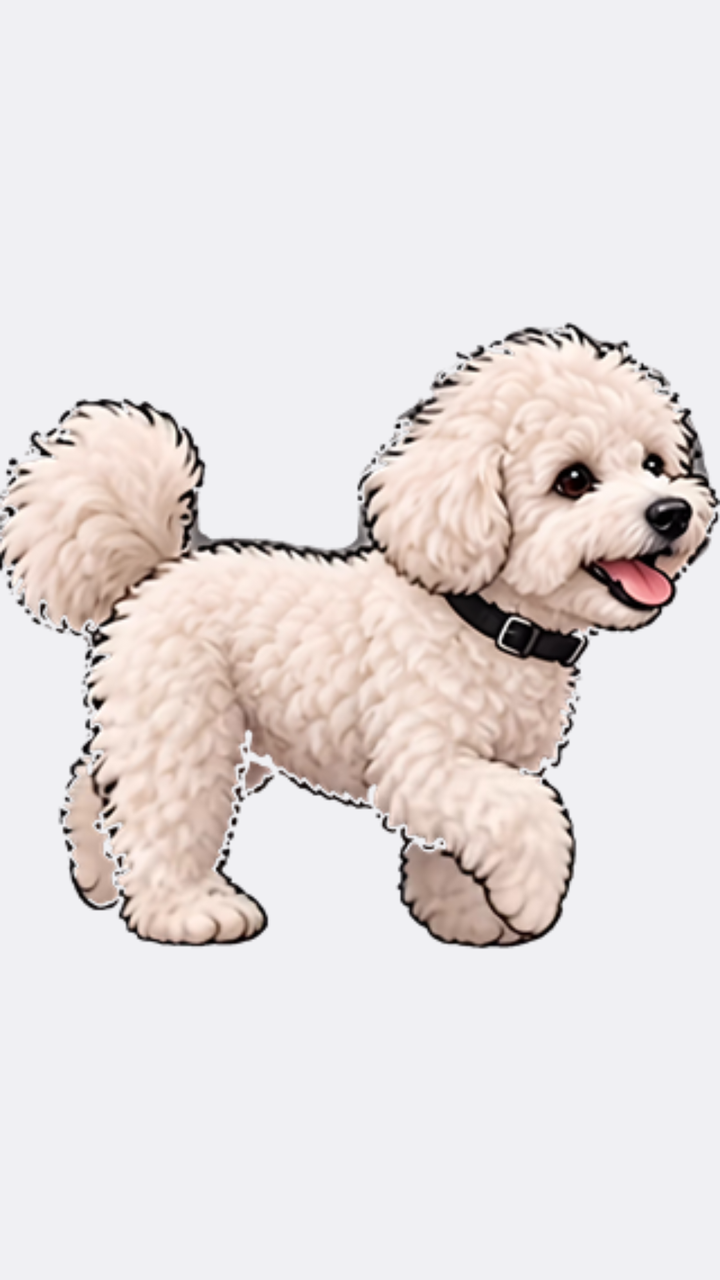
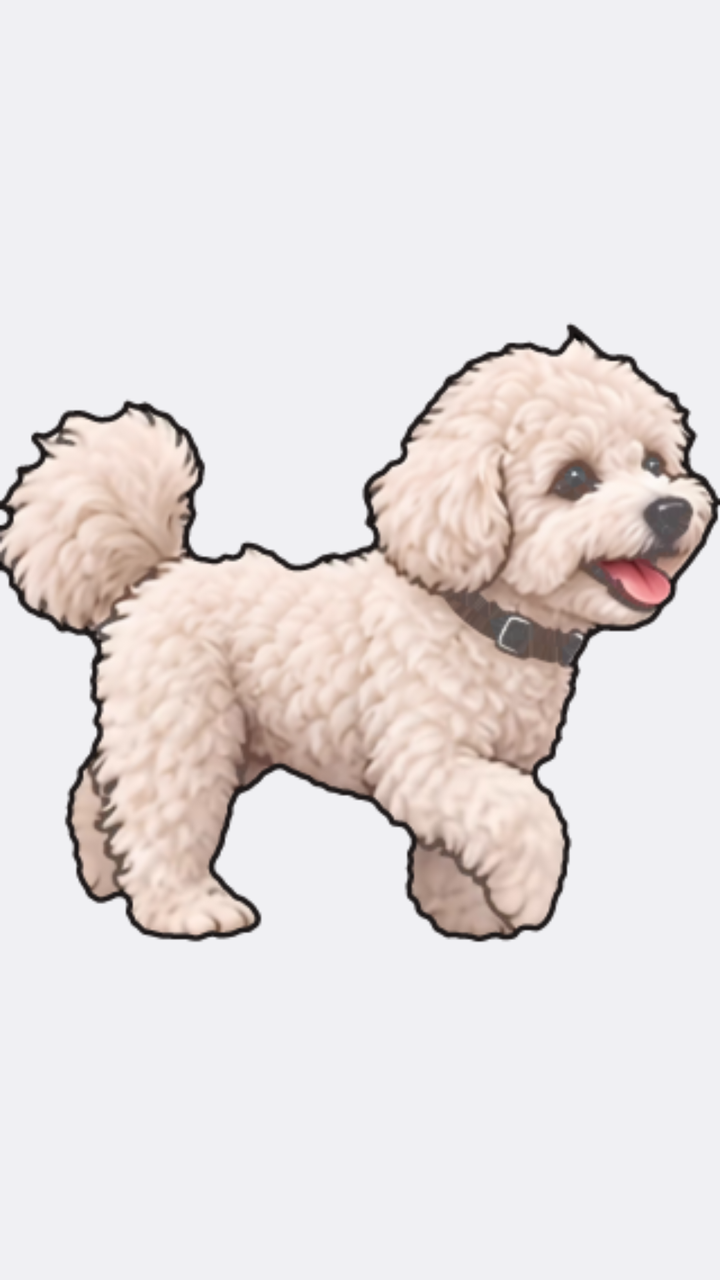

Screens rendered from an Android XML layout before and after an edit, with the pre-edit source and the edit as a unified diff.
<!-- AndroidManifest.xml: application theme Theme.LeoSync -->
<!-- res/layout/notif_dog_flipper.xml -->
<?xml version="1.0" encoding="utf-8"?>
<ViewFlipper xmlns:android="http://schemas.android.com/apk/res/android"
    android:layout_width="match_parent"
    android:layout_height="match_parent"
    android:autoStart="true"
    android:flipInterval="43">
    <ImageView android:layout_width="match_parent" android:layout_height="match_parent" android:scaleType="fitCenter" android:src="@drawable/anim_dog_01" />
    <ImageView android:layout_width="match_parent" android:layout_height="match_parent" android:scaleType="fitCenter" android:src="@drawable/anim_dog_02" />
    <ImageView android:layout_width="match_parent" android:layout_height="match_parent" android:scaleType="fitCenter" android:src="@drawable/anim_dog_03" />
    <ImageView android:layout_width="match_parent" android:layout_height="match_parent" android:scaleType="fitCenter" android:src="@drawable/anim_dog_04" />
    <ImageView android:layout_width="match_parent" android:layout_height="match_parent" android:scaleType="fitCenter" android:src="@drawable/anim_dog_05" />
    <ImageView android:layout_width="match_parent" android:layout_height="match_parent" android:scaleType="fitCenter" android:src="@drawable/anim_dog_06" />
    <ImageView android:layout_width="match_parent" android:layout_height="match_parent" android:scaleType="fitCenter" android:src="@drawable/anim_dog_07" />
    <ImageView android:layout_width="match_parent" android:layout_height="match_parent" android:scaleType="fitCenter" android:src="@drawable/anim_dog_08" />
    <ImageView android:layout_width="match_parent" android:layout_height="match_parent" android:scaleType="fitCenter" android:src="@drawable/anim_dog_09" />
    <ImageView android:layout_width="match_parent" android:layout_height="match_parent" android:scaleType="fitCenter" android:src="@drawable/anim_dog_10" />
    <ImageView android:layout_width="match_parent" android:layout_height="match_parent" android:scaleType="fitCenter" android:src="@drawable/anim_dog_11" />
    <ImageView android:layout_width="match_parent" android:layout_height="match_parent" android:scaleType="fitCenter" android:src="@drawable/anim_dog_12" />
    <ImageView android:layout_width="match_parent" android:layout_height="match_parent" android:scaleType="fitCenter" android:src="@drawable/anim_dog_13" />
    <ImageView android:layout_width="match_parent" android:layout_height="match_parent" android:scaleType="fitCenter" android:src="@drawable/anim_dog_14" />
    <ImageView android:layout_width="match_parent" android:layout_height="match_parent" android:scaleType="fitCenter" android:src="@drawable/anim_dog_15" />
    <ImageView android:layout_width="match_parent" android:layout_height="match_parent" android:scaleType="fitCenter" android:src="@drawable/anim_dog_16" />
    <ImageView android:layout_width="match_parent" android:layout_height="match_parent" android:scaleType="fitCenter" android:src="@drawable/anim_dog_17" />
    <ImageView android:layout_width="match_parent" android:layout_height="match_parent" android:scaleType="fitCenter" android:src="@drawable/anim_dog_18" />
    <ImageView android:layout_width="match_parent" android:layout_height="match_parent" android:scaleType="fitCenter" android:src="@drawable/anim_dog_19" />
    <ImageView android:layout_width="match_parent" android:layout_height="match_parent" android:scaleType="fitCenter" android:src="@drawable/anim_dog_20" />
    <ImageView android:layout_width="match_parent" android:layout_height="match_parent" android:scaleType="fitCenter" android:src="@drawable/anim_dog_21" />
    <ImageView android:layout_width="match_parent" android:layout_height="match_parent" android:scaleType="fitCenter" android:src="@drawable/anim_dog_22" />
    <ImageView android:layout_width="match_parent" android:layout_height="match_parent" android:scaleType="fitCenter" android:src="@drawable/anim_dog_23" />
    <ImageView android:layout_width="match_parent" android:layout_height="match_parent" android:scaleType="fitCenter" android:src="@drawable/anim_dog_24" />
    <ImageView android:layout_width="match_parent" android:layout_height="match_parent" android:scaleType="fitCenter" android:src="@drawable/anim_dog_25" />
    <ImageView android:layout_width="match_parent" android:layout_height="match_parent" android:scaleType="fitCenter" android:src="@drawable/anim_dog_26" />
    <ImageView android:layout_width="match_parent" android:layout_height="match_parent" android:scaleType="fitCenter" android:src="@drawable/anim_dog_27" />
    <ImageView android:layout_width="match_parent" android:layout_height="match_parent" android:scaleType="fitCenter" android:src="@drawable/anim_dog_28" />
    <ImageView android:layout_width="match_parent" android:layout_height="match_parent" android:scaleType="fitCenter" android:src="@drawable/anim_dog_29" />
    <ImageView android:layout_width="match_parent" android:layout_height="match_parent" android:scaleType="fitCenter" android:src="@drawable/anim_dog_30" />
    <ImageView android:layout_width="match_parent" android:layout_height="match_parent" android:scaleType="fitCenter" android:src="@drawable/anim_dog_31" />
    <ImageView android:layout_width="match_parent" android:layout_height="match_parent" android:scaleType="fitCenter" android:src="@drawable/anim_dog_32" />
    <ImageView android:layout_width="match_parent" android:layout_height="match_parent" android:scaleType="fitCenter" android:src="@drawable/anim_dog_33" />
    <ImageView android:layout_width="match_parent" android:layout_height="match_parent" android:scaleType="fitCenter" android:src="@drawable/anim_dog_34" />
    <ImageView android:layout_width="match_parent" android:layout_height="match_parent" android:scaleType="fitCenter" android:src="@drawable/anim_dog_35" />
    <ImageView android:layout_width="match_parent" android:layout_height="match_parent" android:scaleType="fitCenter" android:src="@drawable/anim_dog_36" />
</ViewFlipper>
<!-- resources referenced by this layout -->
<resources>
  <!-- drawable anim_dog_01: png bitmap (drawable-nodpi, 145793 bytes) -->
  <!-- drawable anim_dog_02: png bitmap (drawable-nodpi, 147971 bytes) -->
  <!-- drawable anim_dog_03: png bitmap (drawable-nodpi, 153390 bytes) -->
  <!-- drawable anim_dog_04: png bitmap (drawable-nodpi, 157794 bytes) -->
  <!-- drawable anim_dog_05: png bitmap (drawable-nodpi, 155744 bytes) -->
  <!-- drawable anim_dog_06: png bitmap (drawable-nodpi, 155760 bytes) -->
  <!-- drawable anim_dog_07: png bitmap (drawable-nodpi, 153356 bytes) -->
  <!-- drawable anim_dog_08: png bitmap (drawable-nodpi, 150770 bytes) -->
  <!-- drawable anim_dog_09: png bitmap (drawable-nodpi, 148825 bytes) -->
  <!-- drawable anim_dog_10: png bitmap (drawable-nodpi, 148776 bytes) -->
  <!-- drawable anim_dog_11: png bitmap (drawable-nodpi, 151494 bytes) -->
  <!-- drawable anim_dog_12: png bitmap (drawable-nodpi, 158431 bytes) -->
  <!-- drawable anim_dog_13: png bitmap (drawable-nodpi, 159548 bytes) -->
  <!-- drawable anim_dog_14: png bitmap (drawable-nodpi, 159469 bytes) -->
  <!-- drawable anim_dog_15: png bitmap (drawable-nodpi, 155779 bytes) -->
  <!-- drawable anim_dog_16: png bitmap (drawable-nodpi, 147082 bytes) -->
  <!-- drawable anim_dog_17: png bitmap (drawable-nodpi, 147862 bytes) -->
  <!-- drawable anim_dog_18: png bitmap (drawable-nodpi, 147475 bytes) -->
  <!-- drawable anim_dog_19: png bitmap (drawable-nodpi, 148605 bytes) -->
  <!-- drawable anim_dog_20: png bitmap (drawable-nodpi, 155312 bytes) -->
  <!-- drawable anim_dog_21: png bitmap (drawable-nodpi, 157394 bytes) -->
  <!-- drawable anim_dog_22: png bitmap (drawable-nodpi, 157529 bytes) -->
  <!-- drawable anim_dog_23: png bitmap (drawable-nodpi, 157147 bytes) -->
  <!-- drawable anim_dog_24: png bitmap (drawable-nodpi, 142525 bytes) -->
  <!-- drawable anim_dog_25: png bitmap (drawable-nodpi, 146949 bytes) -->
  <!-- drawable anim_dog_26: png bitmap (drawable-nodpi, 147144 bytes) -->
  <!-- drawable anim_dog_27: png bitmap (drawable-nodpi, 152106 bytes) -->
  <!-- drawable anim_dog_28: png bitmap (drawable-nodpi, 152847 bytes) -->
  <!-- drawable anim_dog_29: png bitmap (drawable-nodpi, 150991 bytes) -->
  <!-- drawable anim_dog_30: png bitmap (drawable-nodpi, 150782 bytes) -->
  <!-- drawable anim_dog_31: png bitmap (drawable-nodpi, 153684 bytes) -->
  <!-- drawable anim_dog_32: png bitmap (drawable-nodpi, 159221 bytes) -->
  <!-- drawable anim_dog_33: png bitmap (drawable-nodpi, 160223 bytes) -->
  <!-- drawable anim_dog_34: png bitmap (drawable-nodpi, 160188 bytes) -->
  <!-- drawable anim_dog_35: png bitmap (drawable-nodpi, 158780 bytes) -->
  <!-- drawable anim_dog_36: png bitmap (drawable-nodpi, 145933 bytes) -->
  <style name="Theme.LeoSync" parent="android:Theme.DeviceDefault.DayNight">
          <item name="android:windowActionBar">false</item>
          <item name="android:windowNoTitle">true</item>
          <item name="android:statusBarColor">@android:color/transparent</item>
      </style>
</resources>

<!-- the commit's change to res/layout/notif_dog_flipper.xml (unified diff, before → after) -->
@@ -3,7 +3,7 @@
     android:layout_width="match_parent"
     android:layout_height="match_parent"
     android:autoStart="true"
-    android:flipInterval="43">
+    android:flipInterval="42">
     <ImageView android:layout_width="match_parent" android:layout_height="match_parent" android:scaleType="fitCenter" android:src="@drawable/anim_dog_01" />
     <ImageView android:layout_width="match_parent" android:layout_height="match_parent" android:scaleType="fitCenter" android:src="@drawable/anim_dog_02" />
     <ImageView android:layout_width="match_parent" android:layout_height="match_parent" android:scaleType="fitCenter" android:src="@drawable/anim_dog_03" />
@@ -20,24 +20,4 @@
     <ImageView android:layout_width="match_parent" android:layout_height="match_parent" android:scaleType="fitCenter" android:src="@drawable/anim_dog_14" />
     <ImageView android:layout_width="match_parent" android:layout_height="match_parent" android:scaleType="fitCenter" android:src="@drawable/anim_dog_15" />
     <ImageView android:layout_width="match_parent" android:layout_height="match_parent" android:scaleType="fitCenter" android:src="@drawable/anim_dog_16" />
-    <ImageView android:layout_width="match_parent" android:layout_height="match_parent" android:scaleType="fitCenter" android:src="@drawable/anim_dog_17" />
-    <ImageView android:layout_width="match_parent" android:layout_height="match_parent" android:scaleType="fitCenter" android:src="@drawable/anim_dog_18" />
-    <ImageView android:layout_width="match_parent" android:layout_height="match_parent" android:scaleType="fitCenter" android:src="@drawable/anim_dog_19" />
-    <ImageView android:layout_width="match_parent" android:layout_height="match_parent" android:scaleType="fitCenter" android:src="@drawable/anim_dog_20" />
-    <ImageView android:layout_width="match_parent" android:layout_height="match_parent" android:scaleType="fitCenter" android:src="@drawable/anim_dog_21" />
-    <ImageView android:layout_width="match_parent" android:layout_height="match_parent" android:scaleType="fitCenter" android:src="@drawable/anim_dog_22" />
-    <ImageView android:layout_width="match_parent" android:layout_height="match_parent" android:scaleType="fitCenter" android:src="@drawable/anim_dog_23" />
-    <ImageView android:layout_width="match_parent" android:layout_height="match_parent" android:scaleType="fitCenter" android:src="@drawable/anim_dog_24" />
-    <ImageView android:layout_width="match_parent" android:layout_height="match_parent" android:scaleType="fitCenter" android:src="@drawable/anim_dog_25" />
-    <ImageView android:layout_width="match_parent" android:layout_height="match_parent" android:scaleType="fitCenter" android:src="@drawable/anim_dog_26" />
-    <ImageView android:layout_width="match_parent" android:layout_height="match_parent" android:scaleType="fitCenter" android:src="@drawable/anim_dog_27" />
-    <ImageView android:layout_width="match_parent" android:layout_height="match_parent" android:scaleType="fitCenter" android:src="@drawable/anim_dog_28" />
-    <ImageView android:layout_width="match_parent" android:layout_height="match_parent" android:scaleType="fitCenter" android:src="@drawable/anim_dog_29" />
-    <ImageView android:layout_width="match_parent" android:layout_height="match_parent" android:scaleType="fitCenter" android:src="@drawable/anim_dog_30" />
-    <ImageView android:layout_width="match_parent" android:layout_height="match_parent" android:scaleType="fitCenter" android:src="@drawable/anim_dog_31" />
-    <ImageView android:layout_width="match_parent" android:layout_height="match_parent" android:scaleType="fitCenter" android:src="@drawable/anim_dog_32" />
-    <ImageView android:layout_width="match_parent" android:layout_height="match_parent" android:scaleType="fitCenter" android:src="@drawable/anim_dog_33" />
-    <ImageView android:layout_width="match_parent" android:layout_height="match_parent" android:scaleType="fitCenter" android:src="@drawable/anim_dog_34" />
-    <ImageView android:layout_width="match_parent" android:layout_height="match_parent" android:scaleType="fitCenter" android:src="@drawable/anim_dog_35" />
-    <ImageView android:layout_width="match_parent" android:layout_height="match_parent" android:scaleType="fitCenter" android:src="@drawable/anim_dog_36" />
 </ViewFlipper>
<!-- resource entries referenced after the edit -->
@@ -1,41 +1,21 @@
 <!-- resources referenced by this layout -->
 <resources>
-  <!-- drawable anim_dog_01: png bitmap (drawable-nodpi, 145793 bytes) -->
-  <!-- drawable anim_dog_02: png bitmap (drawable-nodpi, 147971 bytes) -->
-  <!-- drawable anim_dog_03: png bitmap (drawable-nodpi, 153390 bytes) -->
-  <!-- drawable anim_dog_04: png bitmap (drawable-nodpi, 157794 bytes) -->
-  <!-- drawable anim_dog_05: png bitmap (drawable-nodpi, 155744 bytes) -->
-  <!-- drawable anim_dog_06: png bitmap (drawable-nodpi, 155760 bytes) -->
-  <!-- drawable anim_dog_07: png bitmap (drawable-nodpi, 153356 bytes) -->
-  <!-- drawable anim_dog_08: png bitmap (drawable-nodpi, 150770 bytes) -->
-  <!-- drawable anim_dog_09: png bitmap (drawable-nodpi, 148825 bytes) -->
-  <!-- drawable anim_dog_10: png bitmap (drawable-nodpi, 148776 bytes) -->
-  <!-- drawable anim_dog_11: png bitmap (drawable-nodpi, 151494 bytes) -->
-  <!-- drawable anim_dog_12: png bitmap (drawable-nodpi, 158431 bytes) -->
-  <!-- drawable anim_dog_13: png bitmap (drawable-nodpi, 159548 bytes) -->
-  <!-- drawable anim_dog_14: png bitmap (drawable-nodpi, 159469 bytes) -->
-  <!-- drawable anim_dog_15: png bitmap (drawable-nodpi, 155779 bytes) -->
-  <!-- drawable anim_dog_16: png bitmap (drawable-nodpi, 147082 bytes) -->
-  <!-- drawable anim_dog_17: png bitmap (drawable-nodpi, 147862 bytes) -->
-  <!-- drawable anim_dog_18: png bitmap (drawable-nodpi, 147475 bytes) -->
-  <!-- drawable anim_dog_19: png bitmap (drawable-nodpi, 148605 bytes) -->
-  <!-- drawable anim_dog_20: png bitmap (drawable-nodpi, 155312 bytes) -->
-  <!-- drawable anim_dog_21: png bitmap (drawable-nodpi, 157394 bytes) -->
-  <!-- drawable anim_dog_22: png bitmap (drawable-nodpi, 157529 bytes) -->
-  <!-- drawable anim_dog_23: png bitmap (drawable-nodpi, 157147 bytes) -->
-  <!-- drawable anim_dog_24: png bitmap (drawable-nodpi, 142525 bytes) -->
-  <!-- drawable anim_dog_25: png bitmap (drawable-nodpi, 146949 bytes) -->
-  <!-- drawable anim_dog_26: png bitmap (drawable-nodpi, 147144 bytes) -->
-  <!-- drawable anim_dog_27: png bitmap (drawable-nodpi, 152106 bytes) -->
-  <!-- drawable anim_dog_28: png bitmap (drawable-nodpi, 152847 bytes) -->
-  <!-- drawable anim_dog_29: png bitmap (drawable-nodpi, 150991 bytes) -->
-  <!-- drawable anim_dog_30: png bitmap (drawable-nodpi, 150782 bytes) -->
-  <!-- drawable anim_dog_31: png bitmap (drawable-nodpi, 153684 bytes) -->
-  <!-- drawable anim_dog_32: png bitmap (drawable-nodpi, 159221 bytes) -->
-  <!-- drawable anim_dog_33: png bitmap (drawable-nodpi, 160223 bytes) -->
-  <!-- drawable anim_dog_34: png bitmap (drawable-nodpi, 160188 bytes) -->
-  <!-- drawable anim_dog_35: png bitmap (drawable-nodpi, 158780 bytes) -->
-  <!-- drawable anim_dog_36: png bitmap (drawable-nodpi, 145933 bytes) -->
+  <!-- drawable anim_dog_01: png bitmap (drawable-nodpi, 96495 bytes) -->
+  <!-- drawable anim_dog_02: png bitmap (drawable-nodpi, 98072 bytes) -->
+  <!-- drawable anim_dog_03: png bitmap (drawable-nodpi, 98310 bytes) -->
+  <!-- drawable anim_dog_04: png bitmap (drawable-nodpi, 100812 bytes) -->
+  <!-- drawable anim_dog_05: png bitmap (drawable-nodpi, 103322 bytes) -->
+  <!-- drawable anim_dog_06: png bitmap (drawable-nodpi, 102768 bytes) -->
+  <!-- drawable anim_dog_07: png bitmap (drawable-nodpi, 102851 bytes) -->
+  <!-- drawable anim_dog_08: png bitmap (drawable-nodpi, 100557 bytes) -->
+  <!-- drawable anim_dog_09: png bitmap (drawable-nodpi, 99361 bytes) -->
+  <!-- drawable anim_dog_10: png bitmap (drawable-nodpi, 98757 bytes) -->
+  <!-- drawable anim_dog_11: png bitmap (drawable-nodpi, 98793 bytes) -->
+  <!-- drawable anim_dog_12: png bitmap (drawable-nodpi, 100960 bytes) -->
+  <!-- drawable anim_dog_13: png bitmap (drawable-nodpi, 104821 bytes) -->
+  <!-- drawable anim_dog_14: png bitmap (drawable-nodpi, 104450 bytes) -->
+  <!-- drawable anim_dog_15: png bitmap (drawable-nodpi, 104543 bytes) -->
+  <!-- drawable anim_dog_16: png bitmap (drawable-nodpi, 102557 bytes) -->
   <style name="Theme.LeoSync" parent="android:Theme.DeviceDefault.DayNight">
           <item name="android:windowActionBar">false</item>
           <item name="android:windowNoTitle">true</item>
